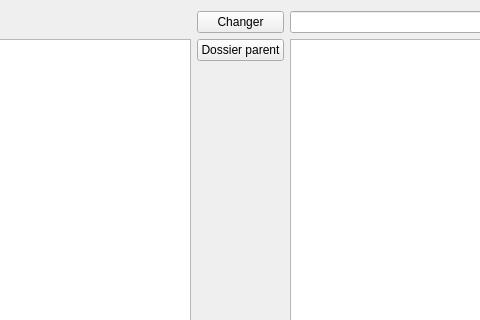
Above: mainwindow.ui from FlorentGuillin/Medium before the change; both pictures show x 230 to 710 and y 0 to 320 of the 898 by 689 pixel window. Below: the same form after it.
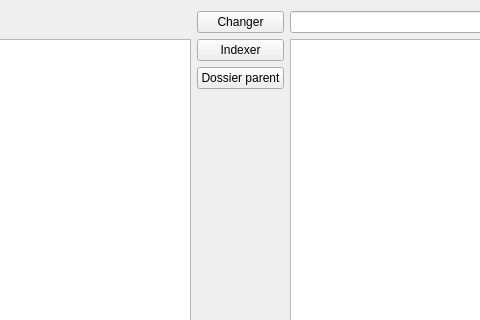
That is the form after the change.

```diff
--- a/mainwindow.ui
+++ b/mainwindow.ui
@@ -37,14 +37,21 @@
         </property>
        </widget>
       </item>
-      <item row="1" column="1">
+      <item row="2" column="1">
        <widget class="QPushButton" name="parentDirButton">
         <property name="text">
          <string>Dossier parent</string>
         </property>
        </widget>
       </item>
-      <item row="1" column="0" rowspan="2">
+      <item row="1" column="1">
+       <widget class="QPushButton" name="indexer_pushButton">
+        <property name="text">
+         <string>Indexer</string>
+        </property>
+       </widget>
+      </item>
+      <item row="1" column="0" rowspan="3">
        <widget class="QTreeView" name="fsTreeView"/>
       </item>
      </layout>
```
